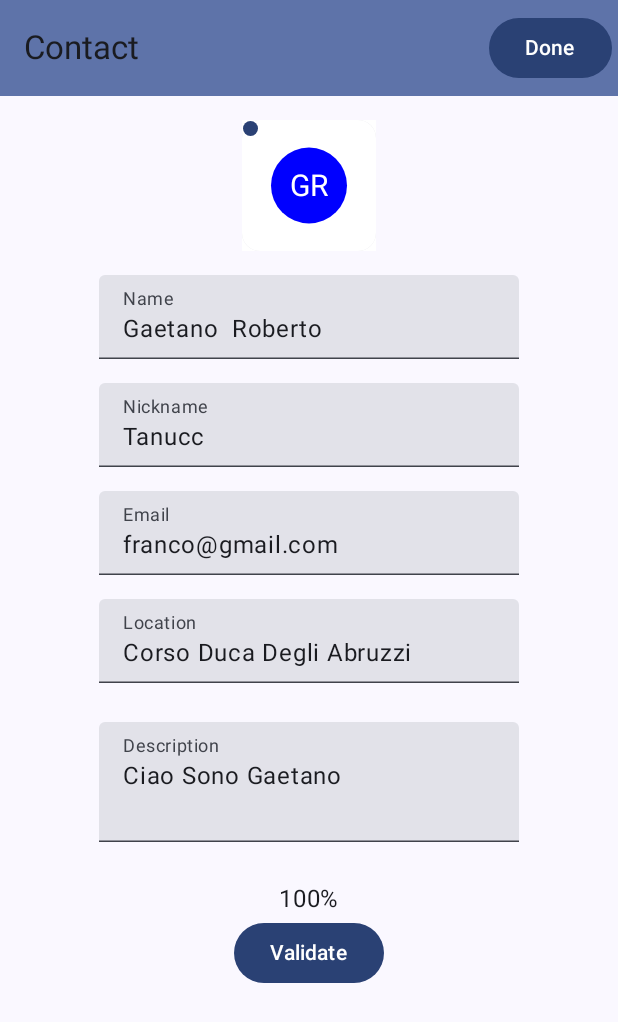
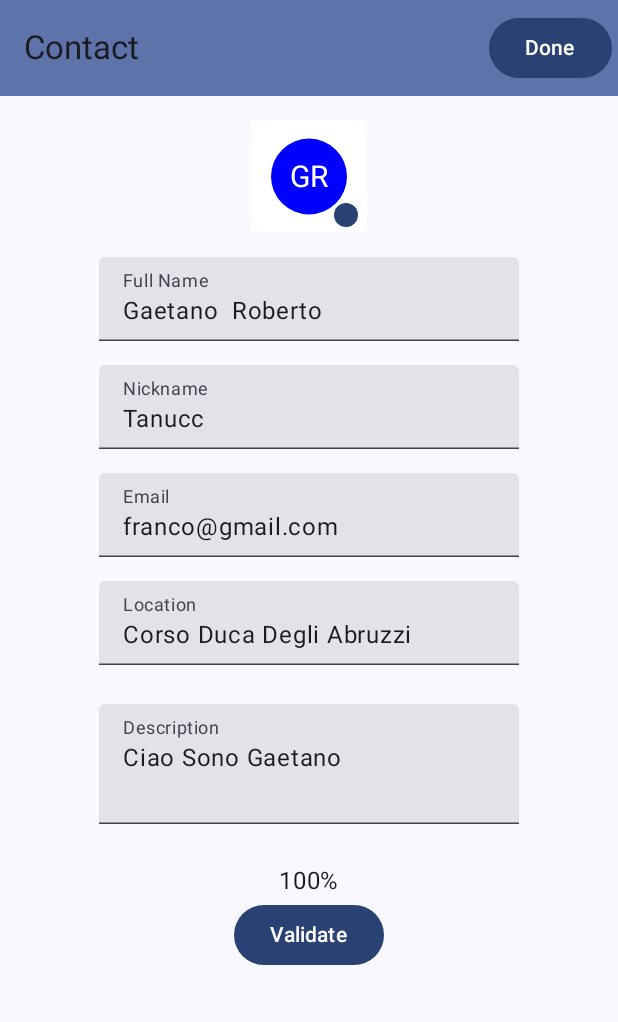
Before and after one commit to GaetanoRoberto/Uniteam-MobileApp, an Android app built with Jetpack Compose: the screen it shows after launch (MainActivity), after a tap on "Edit", on a phone screen of 412 x 824 dp. Shown: the top 1022 px of the screen. Run offline under Robolectric (Android 15) with nearby library versions, the phone set to English and light mode, and no system bars.

Commit message:
fixed camera button position

```diff
--- a/app/src/main/java/it/polito/uniteam/gui/UserProfileScreen.kt
+++ b/app/src/main/java/it/polito/uniteam/gui/UserProfileScreen.kt
@@ -3,6 +3,8 @@ package it.polito.uniteam.gui
 import androidx.compose.foundation.Image
 import androidx.compose.foundation.background
 import androidx.compose.foundation.border
+import androidx.compose.foundation.gestures.draggable
+import androidx.compose.foundation.layout.Arrangement
 import androidx.compose.foundation.layout.Box
 import androidx.compose.foundation.layout.Column
 import androidx.compose.foundation.layout.Row
@@ -10,6 +12,7 @@ import androidx.compose.foundation.layout.Spacer
 import androidx.compose.foundation.layout.fillMaxSize
 import androidx.compose.foundation.layout.fillMaxWidth
 import androidx.compose.foundation.layout.height
+import androidx.compose.foundation.layout.offset
 import androidx.compose.foundation.layout.padding
 import androidx.compose.foundation.layout.size
 import androidx.compose.foundation.shape.RoundedCornerShape
@@ -177,14 +180,23 @@ fun EditProfile(vm: UserProfileScreen = viewModel()) {
         horizontalAlignment = Alignment.CenterHorizontally
     ) {
         //
-        DefaultImage(vm)
+        Box() {
+
+
+
+            DefaultImage(vm)
+            Box(){
+                Button(modifier = Modifier.size(16.dp).offset(x=55.dp, y= 55.dp),   onClick = { vm.setEmail("photo button pressed") }) {
+                    Icon(imageVector = Icons.Default.Add, contentDescription = "camera")
+                }}
+        }
 
         Spacer(modifier = Modifier.height(16.dp))
 
         TextField(
             value = vm.nameValue,
             onValueChange = vm::setName,
-            label = { Text("Name") },
+            label = { Text("Full Name") },
             isError = vm.nameError.isNotBlank()
         )
         //
@@ -263,17 +275,12 @@ fun DefaultImage(vm: UserProfileScreen = viewModel()) {
                 .mapNotNull { it.firstOrNull()?.toString() }
                 .reduce { acc, s -> acc + s }
                 .take(2)
-        //Double Name
-        Box() {
-            // First element
 
-            // Second element stacked on top of the first one
-            Box(){
                 Card(modifier = Modifier.background(Color.White)) {
                     Row(
                         modifier = Modifier
                             .background(Color.White)
-                            .padding(16.dp),
+                            .padding(10.dp),
                         verticalAlignment = Alignment.CenterVertically
                     ) {
 
@@ -292,14 +299,8 @@ fun DefaultImage(vm: UserProfileScreen = viewModel()) {
 
                     }
                 }
-            }
-            Box() {
-                Button(modifier = Modifier.size(10.dp), onClick = { vm.setEmail("httrfht") }) {
-                    Icon(imageVector = Icons.Default.Add, contentDescription = "camera")
-                }
-            }
 
-        }
+
     } else {
         Image(painter = painterResource(id = vm.imageValue), contentDescription = "Image")
     }
```
